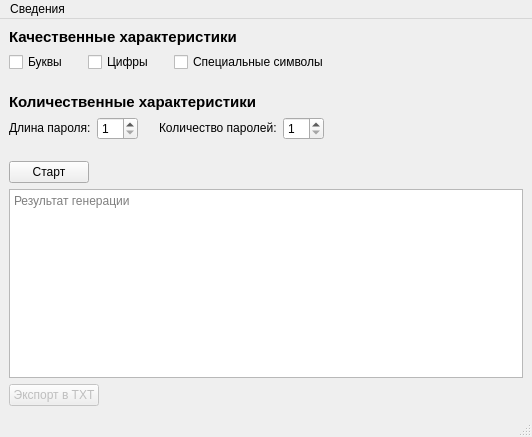
Old version of the form mainwindow.ui in the repository Ggorets0dev/lowinpg.
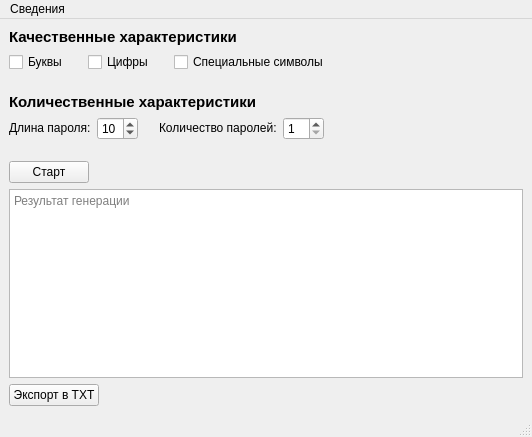
New version of the form.

The edit to the form file:
```diff
--- a/mainwindow.ui
+++ b/mainwindow.ui
@@ -172,6 +172,9 @@
               <property name="maximum">
                <number>64</number>
               </property>
+              <property name="value">
+               <number>10</number>
+              </property>
              </widget>
             </item>
            </layout>
@@ -294,7 +297,7 @@
       <item>
        <widget class="QPushButton" name="export_txt_push_button">
         <property name="enabled">
-         <bool>false</bool>
+         <bool>true</bool>
         </property>
         <property name="sizePolicy">
          <sizepolicy hsizetype="Fixed" vsizetype="Fixed">
```
